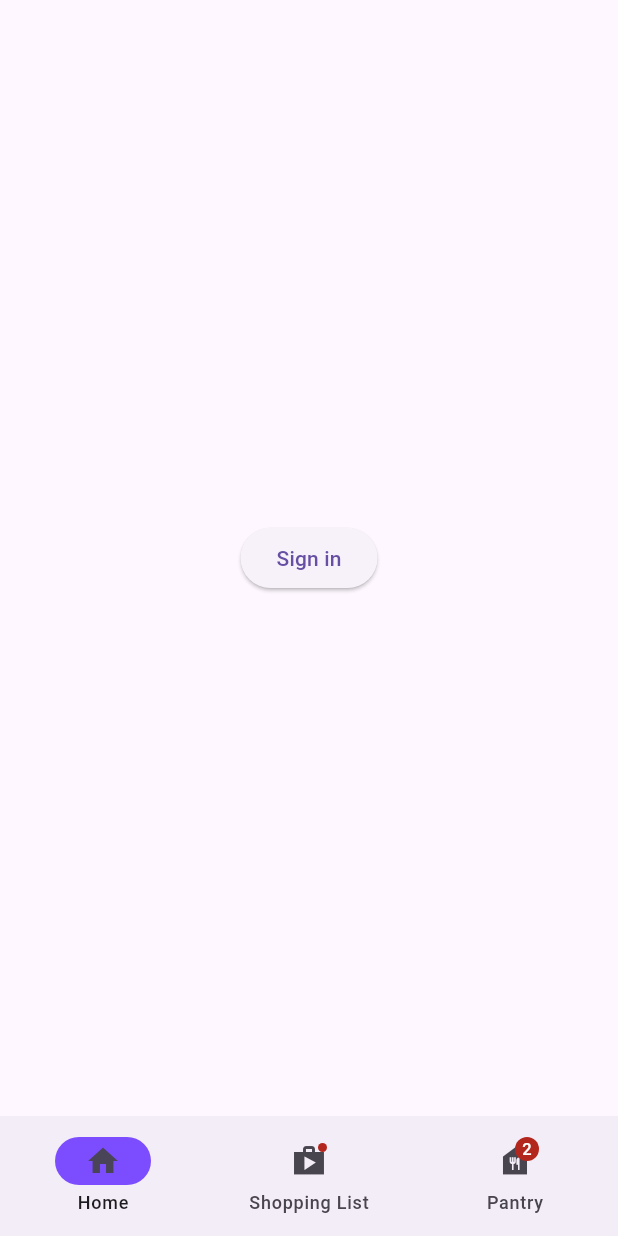
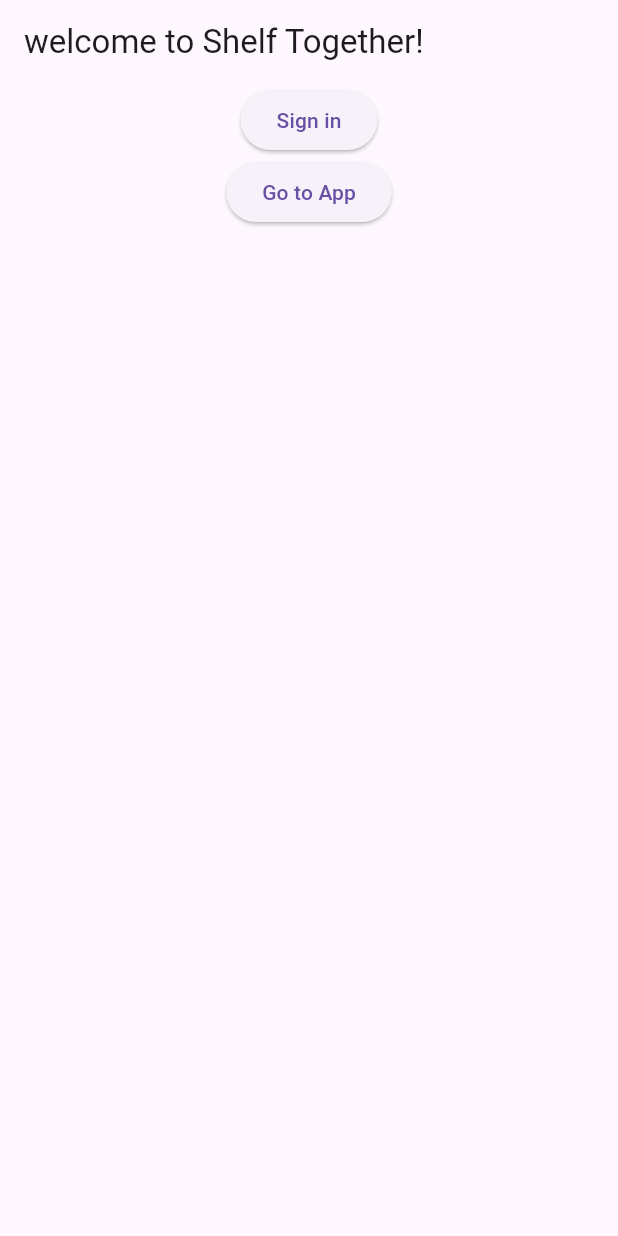
Before and after one commit to bustedchickn/mypantry, a Flutter app: the screen it shows after launch, on a phone screen of 412 x 824 dp. Run offline on Flutter 3.47's test engine with Material 3 defaults, Android fonts, the phone set to English and light mode, and no system bars.

Commit message:
Added welcome page.

```diff
--- a/my_pantry/lib/main.dart
+++ b/my_pantry/lib/main.dart
@@ -1,6 +1,7 @@
 import 'package:flutter/material.dart';
 import 'package:my_pantry/pantry.dart';
 import 'package:my_pantry/sign_in.dart';
+import 'package:my_pantry/welcome.dart';
 
 void main() => runApp(const MyPantryApp());
 
@@ -17,8 +18,9 @@ class MyPantryApp extends StatelessWidget {
       // on the SignInPage widget.
       initialRoute: '/',
       routes: {
-        '/Sign in': (context) => const SignInPage(),
-        '/': (context) => const PantryNav(),
+        '/': (context) => const Welcome(),
+        '/sign in': (context) => const SignInPage(),
+        '/pantrynav': (context) => const PantryNav(),
       },
     );
   }
--- a/my_pantry/lib/pantry.dart
+++ b/my_pantry/lib/pantry.dart
@@ -8,7 +8,7 @@ class PantryNav extends StatefulWidget {
 }
 
 class _PantryNavState extends State<PantryNav> {
-  int currentPageIndex = 0;
+  int currentPageIndex = 1;
 
   @override
   Widget build(BuildContext context) {
@@ -29,11 +29,11 @@ class _PantryNavState extends State<PantryNav> {
             label: 'Home',
           ),
           NavigationDestination(
-            icon: Badge(child: Icon(Icons.shop_sharp)),
+            icon: Icon(Icons.shop_sharp),
             label: 'Shopping List',
           ),
           NavigationDestination(
-            icon: Badge(label: Text('2'), child: Icon(Icons.food_bank_sharp)),
+            icon: Icon(Icons.food_bank_sharp),
             label: 'Pantry',
           ),
         ],
@@ -45,7 +45,7 @@ class _PantryNavState extends State<PantryNav> {
                 body: Center(
                   child: ElevatedButton(
                     onPressed: () {
-                      Navigator.pushNamed(context, '/Sign in');
+                      Navigator.pushNamed(context, '/sign in');
                     },
                     child: const Text('Sign in')
                   )
@@ -54,10 +54,7 @@ class _PantryNavState extends State<PantryNav> {
 
 
             /// Shopping List page
-            const Padding(
-              padding: EdgeInsets.all(8.0),
 
-            ),
 
             /// Pantry page
             const Padding(
--- /dev/null
+++ b/my_pantry/lib/welcome.dart
@@ -0,0 +1,30 @@
+import 'package:flutter/material.dart';
+
+class Welcome extends StatelessWidget {
+  const Welcome({super.key});
+
+  @override
+  Widget build(BuildContext context) {
+    return Scaffold(
+      appBar: AppBar(title: Text('welcome to Shelf Together!')),
+      body: Center(
+        child: Column(
+          children: <Widget>[
+            ElevatedButton(
+              onPressed: () {
+              Navigator.pushNamed(context, '/sign in');
+              },
+                child: const Text('Sign in'),
+            ),
+            ElevatedButton(
+
+              onPressed: () {
+                Navigator.pushNamed(context, '/pantrynav');
+              },
+              child: const Text('Go to App'))
+          ]
+        )
+      ),
+    );
+  }
+}
```
